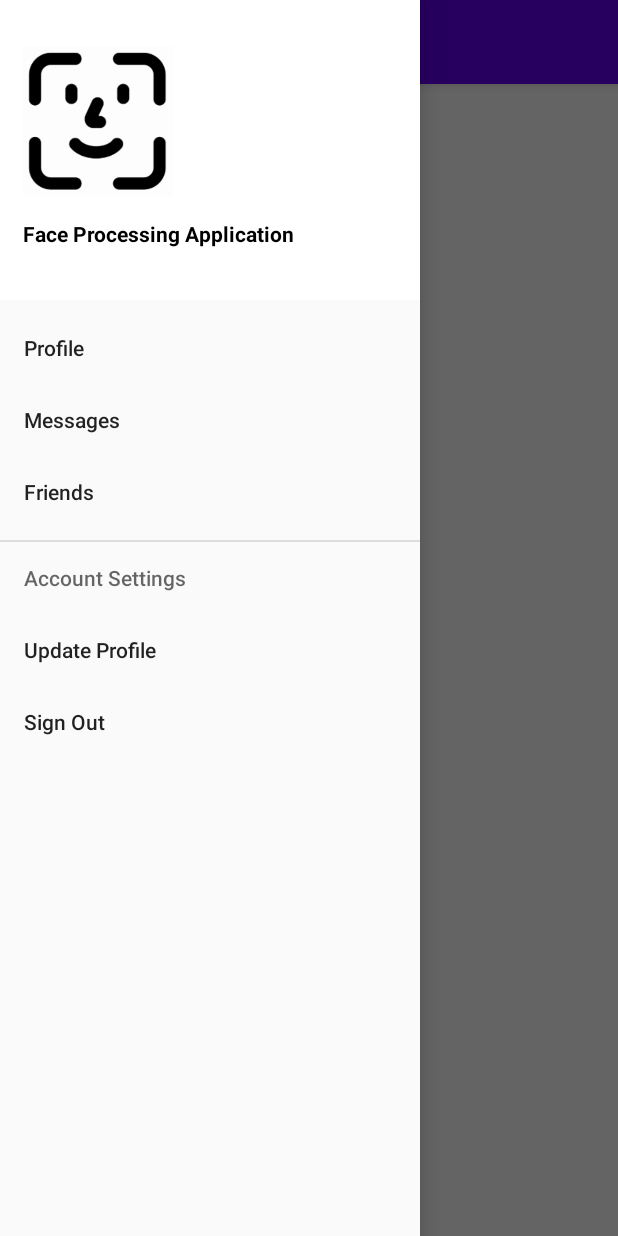
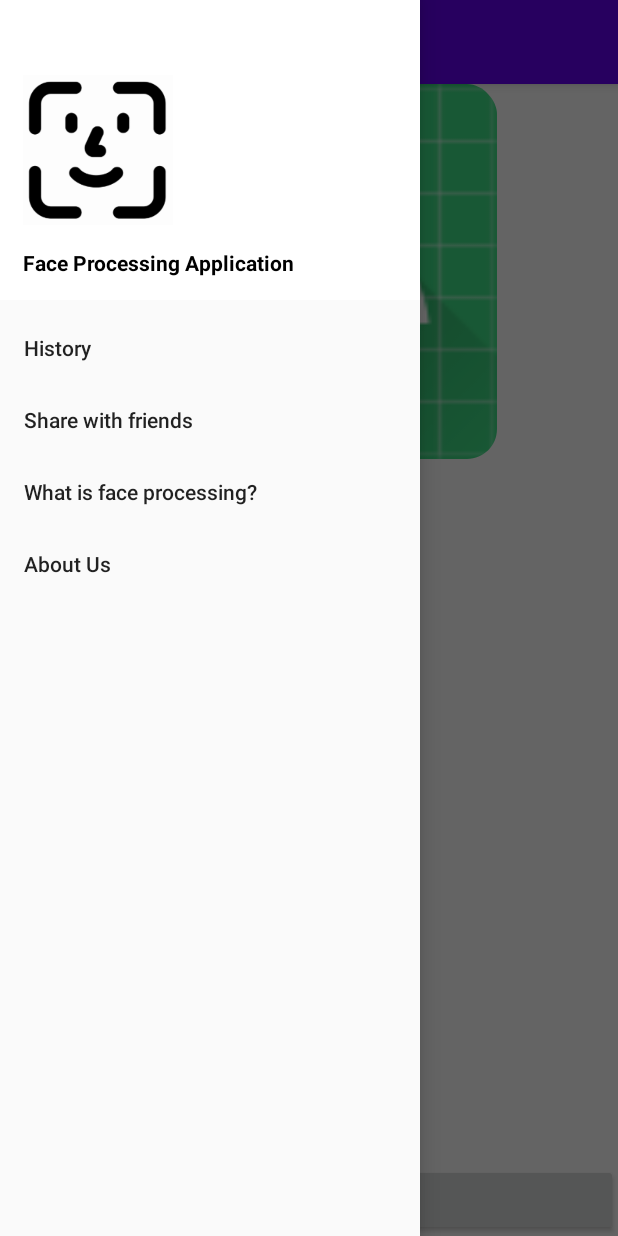
Before and after one commit to arezamoosavi/deepface-app, an Android app: the screen it shows after launch (MainActivity), with the side drawer open, on a phone screen of 412 x 824 dp. Run offline under Robolectric (Android 15) with nearby library versions, the phone set to English and light mode, and no system bars.

Commit message:
Add RestAPI to application

```diff
--- a/android-app/DeepFaceApplication/app/src/main/java/com/example/deepfaceapplication/Analyze.kt
+++ /dev/null
@@ -1,4 +0,0 @@
-package com.example.deepfaceapplication
-
-interface Analyze {
-}
--- /dev/null
+++ b/android-app/DeepFaceApplication/app/src/main/java/interfaces/RestApo.kt
@@ -0,0 +1,15 @@
+package interfaces
+
+import models.Analyze
+import okhttp3.MultipartBody
+import retrofit2.Call
+import retrofit2.http.Multipart
+import retrofit2.http.POST
+import retrofit2.http.Part
+
+
+interface RestAPI {
+    @Multipart
+    @POST("analyze/")
+    fun analyze(@Part file: MultipartBody.Part?): Call<Analyze>
+}
--- a/android-app/DeepFaceApplication/app/src/main/res/layout/activity_main.xml
+++ b/android-app/DeepFaceApplication/app/src/main/res/layout/activity_main.xml
@@ -21,8 +21,6 @@
 
 
     <include
-        layout="@layout/content_main"
-        android:layout_width="match_parent"
-        android:layout_height="match_parent"/>
+        layout="@layout/content_main"/>
 
 </androidx.drawerlayout.widget.DrawerLayout>
--- a/android-app/DeepFaceApplication/app/src/main/res/layout/content_main.xml
+++ b/android-app/DeepFaceApplication/app/src/main/res/layout/content_main.xml
@@ -38,8 +38,8 @@
     <fragment
         android:id="@+id/nav_host_fragment"
         android:name="androidx.navigation.fragment.NavHostFragment"
-        android:layout_width="0dp"
-        android:layout_height="0dp"
+        android:layout_width="match_parent"
+        android:layout_height="match_parent"
         app:defaultNavHost="true"
         app:layout_constraintBottom_toBottomOf="parent"
         app:layout_constraintLeft_toLeftOf="parent"
--- a/android-app/DeepFaceApplication/app/src/main/res/layout/nav_header.xml
+++ b/android-app/DeepFaceApplication/app/src/main/res/layout/nav_header.xml
@@ -24,10 +24,5 @@
         android:textColor="@color/black"
         android:textStyle="bold"/>
 
-    <TextView
-        android:layout_width="wrap_content"
-        android:layout_height="wrap_content"
-        android:text="This is our navigation drawer"
-        android:textColor="#FFFFFF"/>
 
 </LinearLayout>
--- a/android-app/DeepFaceApplication/app/src/main/res/menu/nav_menu.xml
+++ b/android-app/DeepFaceApplication/app/src/main/res/menu/nav_menu.xml
@@ -4,25 +4,21 @@
     <!--            android:icon="@drawable/ic_profile"-->
     <group>
         <item
-            android:id="@+id/nav_profile"
-            android:title="Profile"/>
-        <item
-            android:id="@+id/nav_messages"
-            android:title="Messages"/>
-        <item
-            android:id="@+id/nav_friends"
-            android:title="Friends"/>
+            android:id="@+id/nav_history"
+            android:title="History" />
     </group>
 
 
-    <item android:title="Account Settings">
-        <menu>
-            <item
-                android:id="@+id/nav_update"
-                android:title="Update Profile"/>
-            <item
-                android:id="@+id/nav_logout"
-                android:title="Sign Out"/>
-        </menu>
-    </item>
+    <group>
+        <item
+            android:id="@+id/nav_share"
+            android:title="Share with friends" />
+
+        <item
+            android:id="@+id/nav_face_processing"
+            android:title="What is face processing?" />
+        <item
+            android:id="@+id/nav_about_us"
+            android:title="About Us" />
+    </group>
 </menu>
```
Also changed, not shown: android-app/DeepFaceApplication/app/build.gradle (+8 -2 lines), android-app/DeepFaceApplication/app/src/main/AndroidManifest.xml (+3 -5 lines), android-app/DeepFaceApplication/app/src/main/java/com/example/deepfaceapplication/FirstFragment.kt (+98 -42 lines), android-app/DeepFaceApplication/app/src/main/java/com/example/deepfaceapplication/MainActivity.kt (+24 -14 lines), android-app/DeepFaceApplication/app/src/main/java/com/example/deepfaceapplication/RestApiService.kt (added, +24 -0 lines), android-app/DeepFaceApplication/app/src/main/java/com/example/deepfaceapplication/ServiceBuilder.kt (added, +19 -0 lines), android-app/DeepFaceApplication/app/src/main/java/models/Analyze.kt (+7 -0 lines), android-app/DeepFaceApplication/app/src/main/java/models/Emotion.kt (+6 -7 lines), android-app/DeepFaceApplication/app/src/main/java/models/Prediction.kt (+7 -0 lines), android-app/DeepFaceApplication/app/src/main/res/layout/fragment_first.xml (+8 -0 lines).
